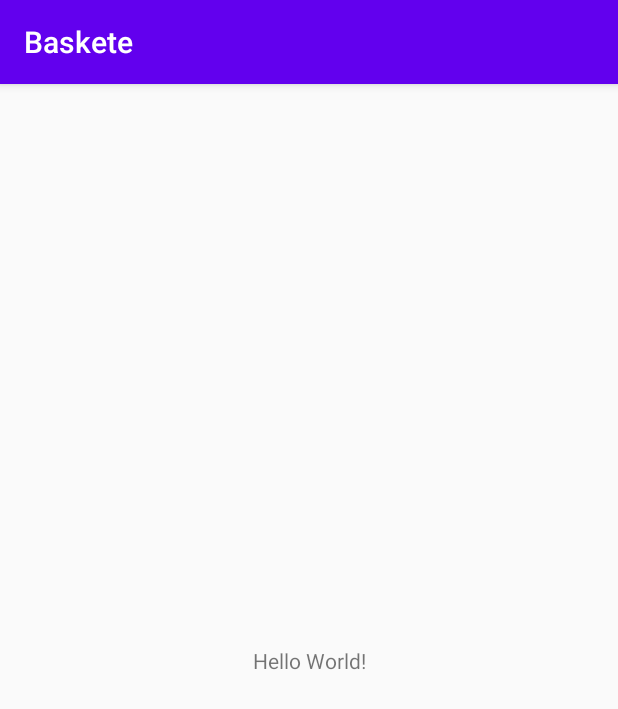
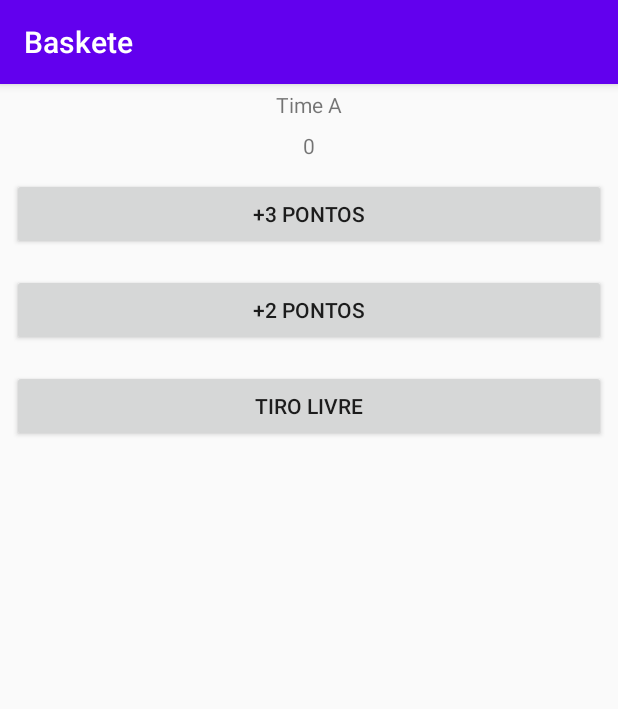
Before and after one commit to danilofds/Projeto-2, an Android app: the screen it shows after launch (MainActivity), on a phone screen of 412 x 824 dp. Shown: the top 709 px of the screen. Run offline under Robolectric (Android 15) with nearby library versions, the phone set to English and light mode, and no system bars.

Commit message:
Primeira Etapa

```diff
--- a/app/src/main/res/layout/activity_main.xml
+++ b/app/src/main/res/layout/activity_main.xml
@@ -1,18 +1,47 @@
 <?xml version="1.0" encoding="utf-8"?>
-<androidx.constraintlayout.widget.ConstraintLayout xmlns:android="http://schemas.android.com/apk/res/android"
+<LinearLayout xmlns:android="http://schemas.android.com/apk/res/android"
     xmlns:app="http://schemas.android.com/apk/res-auto"
     xmlns:tools="http://schemas.android.com/tools"
     android:layout_width="match_parent"
     android:layout_height="match_parent"
+    android:orientation="vertical"
     tools:context=".MainActivity">
 
     <TextView
-        android:layout_width="wrap_content"
+        android:id="@+id/TimeA"
+        android:layout_width="match_parent"
         android:layout_height="wrap_content"
-        android:text="Hello World!"
-        app:layout_constraintBottom_toBottomOf="parent"
-        app:layout_constraintLeft_toLeftOf="parent"
-        app:layout_constraintRight_toRightOf="parent"
-        app:layout_constraintTop_toTopOf="parent" />
+        android:gravity="center"
+        android:padding="4dp"
+        android:text="Time A" />
 
-</androidx.constraintlayout.widget.ConstraintLayout>
+    <TextView
+        android:id="@+id/PlacarA"
+        android:layout_width="match_parent"
+        android:layout_height="wrap_content"
+        android:gravity="center"
+        android:padding="4dp"
+        android:text="0" />
+
+    <Button
+        android:id="@+id/bt3"
+        android:layout_width="match_parent"
+        android:layout_height="wrap_content"
+        android:layout_margin="8dp"
+        android:text="+3 Pontos" />
+
+    <Button
+        android:id="@+id/bt2"
+        android:layout_width="match_parent"
+        android:layout_height="wrap_content"
+        android:layout_margin="8dp"
+        android:text="+2 Pontos" />
+
+    <Button
+        android:id="@+id/btL"
+        android:layout_width="match_parent"
+        android:layout_height="wrap_content"
+        android:layout_margin="8dp"
+        android:text="Tiro Livre" />
+
+</LinearLayout>
```
